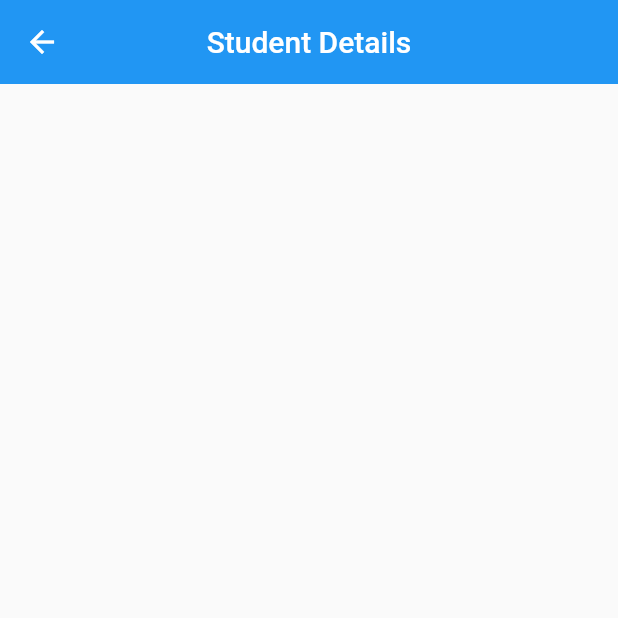
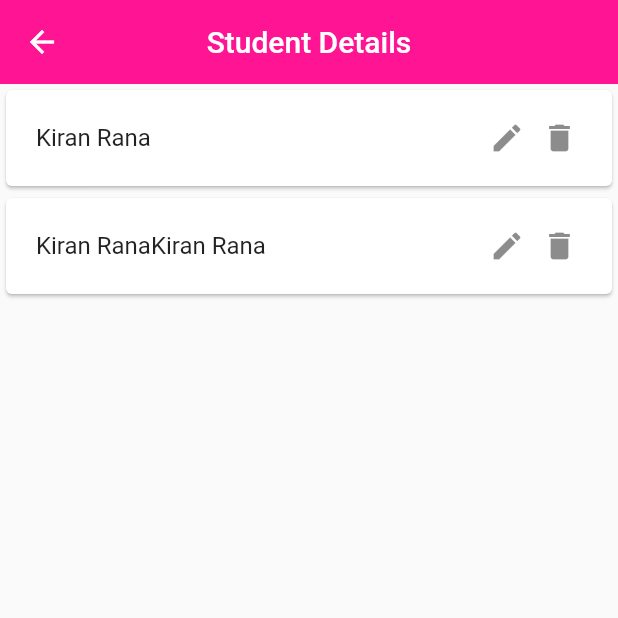
Before and after one commit to manisha54/FlutterApp, a Flutter app: the EditStudentDetailview screen opened by its route, on a phone screen of 412 x 824 dp, the top half of it. Run offline on Flutter 3.47's test engine with Material 2 defaults, Android fonts, the phone set to English and light mode, and no system bars.

Commit message:
ui design of student details done

```diff
--- a/flutter_app/lib/view/edit_student_detail.dart
+++ b/flutter_app/lib/view/edit_student_detail.dart
@@ -9,6 +9,16 @@ class EditStudentDetailview extends StatefulWidget {
 }
 
 class _EditStudentDetailviewState extends State<EditStudentDetailview> {
+
+  List<String> data = [
+    "Kiran Rana",
+    "Kiran Rana"
+    "Kiran Rana"
+  ];
+
+
+
+
   @override
   Widget build(BuildContext context) {
     return Scaffold(
@@ -16,7 +26,36 @@ class _EditStudentDetailviewState extends State<EditStudentDetailview> {
         title: const Text("Student Details"),
         centerTitle: true,
         elevation: 0,
+        backgroundColor:  const Color(0xFFFF1493),
+
       ),
+      body: ListView.builder(
+        itemCount: data.length,
+        itemBuilder: (context, index) {
+          return Card(
+         //   color :Colors.black,
+            child: Padding(
+              padding: const EdgeInsets.all(4.0),
+              child: ListTile(
+                title: Text(data[index]),
+                trailing: SizedBox(
+                  width: 70,
+                  child: Row(
+                    children: [
+                      Expanded(
+                        child: IconButton(
+                          onPressed: (){},icon:const Icon(Icons.edit))),
+                      Expanded(
+                        child: IconButton(
+                          onPressed: (){},icon:const Icon(Icons.delete))),
+                    ],
+                  ),
+                ),
+              ),
+            ),
+          );
+        },
+      ) ,
 
     );
   }
```
Also changed, not shown: flutter_app/lib/view/student_view.dart (+20 -11 lines).
